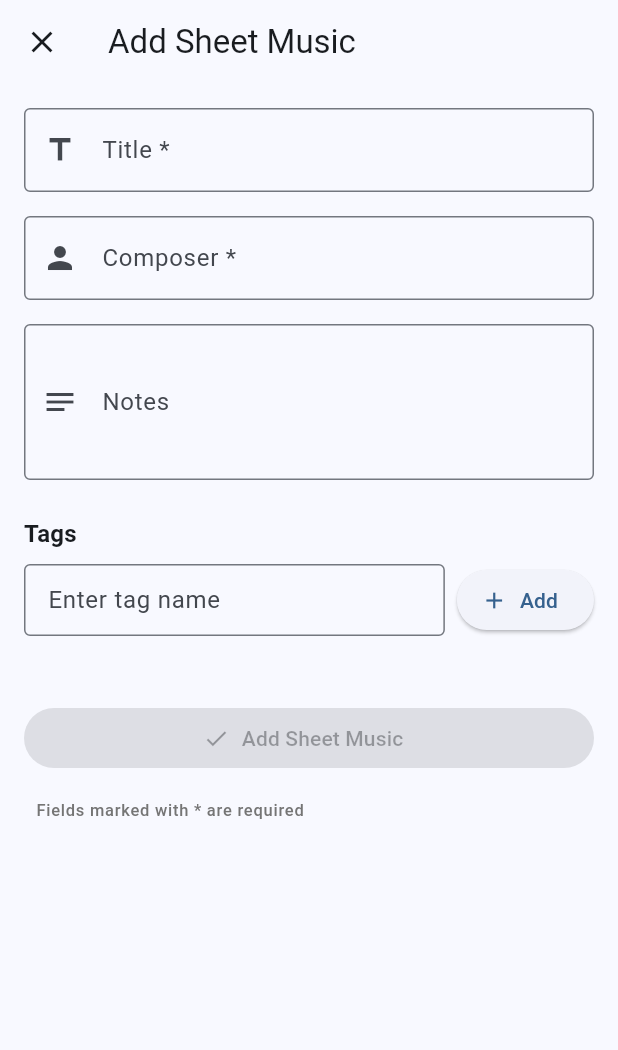
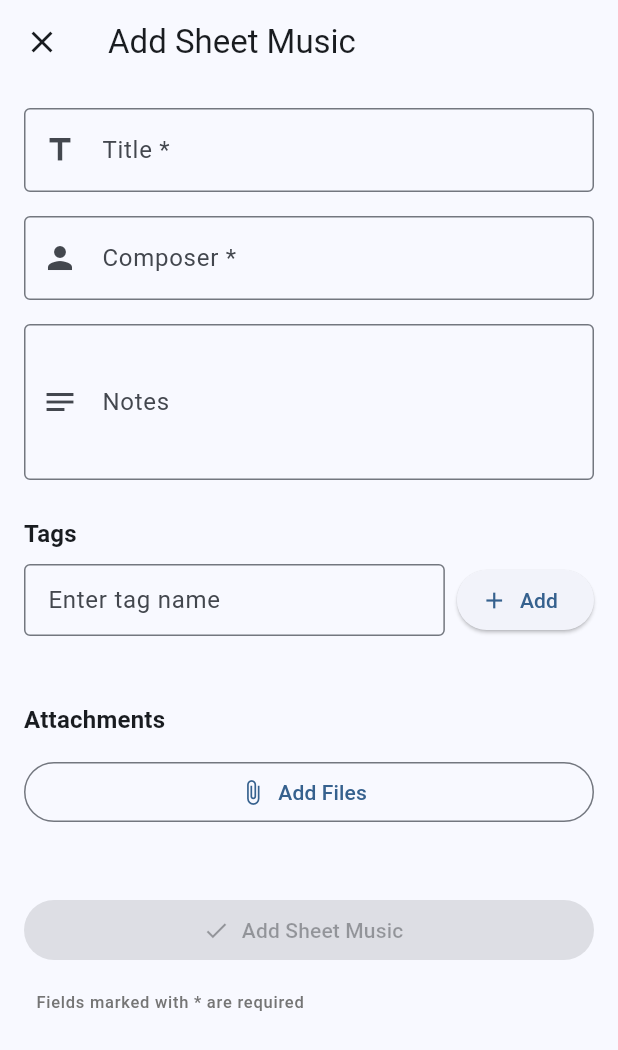
Before and after one commit to tomatitito/sheet-scanner, a Flutter app: the AddSheetPage widget shown alone on an empty page, opened directly, on a phone screen of 412 x 824 dp. Shown: the top 1050 px of the screen. Run offline on Flutter 3.47's test engine with Material 3 defaults, Android fonts, the phone set to English and light mode, and no system bars; our stand-ins replace camera, drift, equatable, file_picker, flutter_bloc, freezed_annotation and 3 more; missing offline and left inert: google_mlkit_text_recognition; accounts and stored records are empty; generated files the repository leaves out were written again.

Commit message:
Implement file picker UI in add sheet page
- Created FilePickerService interface and implementation for cross-platform file selection
- Added file attachment section to AddSheetPage with multi-file selection support
- Supports PDF, JPG, JPEG, PNG, and GIF file types
- Displays selected files with ability to remove individual items
- Integrated file picker service with proper error handling and user feedback

Closes: bd-101 (sheet-scanner-3je)

```diff
--- a/lib/features/sheet_music/presentation/pages/add_sheet_page.dart
+++ b/lib/features/sheet_music/presentation/pages/add_sheet_page.dart
@@ -1,6 +1,7 @@
 import 'package:flutter/material.dart';
 import 'package:flutter_bloc/flutter_bloc.dart';
 import 'package:sheet_scanner/core/di/injection.dart';
+import 'package:sheet_scanner/features/sheet_music/data/services/file_picker_service.dart';
 import 'package:sheet_scanner/features/sheet_music/presentation/cubit/add_sheet_cubit.dart';
 import 'package:sheet_scanner/features/sheet_music/presentation/cubit/add_sheet_state.dart';
 
@@ -24,6 +25,8 @@ class _AddSheetPageState extends State<AddSheetPage> {
   late final TextEditingController _composerController;
   late final TextEditingController _notesController;
   final List<String> _tags = [];
+  final List<String> _selectedFiles = [];
+  late final FilePickerService _filePickerService;
 
   @override
   void initState() {
@@ -31,6 +34,7 @@ class _AddSheetPageState extends State<AddSheetPage> {
     _titleController = TextEditingController();
     _composerController = TextEditingController();
     _notesController = TextEditingController();
+    _filePickerService = FilePickerServiceImpl();
   }
 
   @override
@@ -73,6 +77,8 @@ class _AddSheetPageState extends State<AddSheetPage> {
           composerController: _composerController,
           notesController: _notesController,
           tags: _tags,
+          selectedFiles: _selectedFiles,
+          filePickerService: _filePickerService,
           onClose: widget.onClose,
         ),
       ),
@@ -85,6 +91,8 @@ class _AddSheetForm extends StatefulWidget {
   final TextEditingController composerController;
   final TextEditingController notesController;
   final List<String> tags;
+  final List<String> selectedFiles;
+  final FilePickerService filePickerService;
   final VoidCallback? onClose;
 
   const _AddSheetForm({
@@ -92,6 +100,8 @@ class _AddSheetForm extends StatefulWidget {
     required this.composerController,
     required this.notesController,
     required this.tags,
+    required this.selectedFiles,
+    required this.filePickerService,
     this.onClose,
   });
 
@@ -127,6 +137,42 @@ class _AddSheetFormState extends State<_AddSheetForm> {
       widget.tags.remove(tag);
     });
     _validateForm();
+  }
+
+  Future<void> _pickFiles() async {
+    try {
+      final files = await widget.filePickerService.pickMultipleFiles(
+        allowedExtensions: ['pdf', 'jpg', 'jpeg', 'png', 'gif'],
+      );
+
+      if (files.isNotEmpty && mounted) {
+        setState(() {
+          widget.selectedFiles.addAll(files);
+        });
+
+        ScaffoldMessenger.of(context).showSnackBar(
+          SnackBar(
+            content: Text('${files.length} file(s) selected'),
+            duration: const Duration(seconds: 2),
+          ),
+        );
+      }
+    } catch (e) {
+      if (mounted) {
+        ScaffoldMessenger.of(context).showSnackBar(
+          SnackBar(
+            content: Text('Error selecting files: $e'),
+            backgroundColor: Colors.red,
+          ),
+        );
+      }
+    }
+  }
+
+  void _removeFile(String filePath) {
+    setState(() {
+      widget.selectedFiles.remove(filePath);
+    });
   }
 
   void _submitForm() {
@@ -264,6 +310,63 @@ class _AddSheetFormState extends State<_AddSheetForm> {
                     ),
                   const SizedBox(height: 32),
 
+                  // File picker section
+                  Text(
+                    'Attachments',
+                    style: Theme.of(context)
+                        .textTheme
+                        .titleMedium
+                        ?.copyWith(fontWeight: FontWeight.bold),
+                  ),
+                  const SizedBox(height: 12),
+                  SizedBox(
+                    width: double.infinity,
+                    child: OutlinedButton.icon(
+                      onPressed: isSubmitting ? null : _pickFiles,
+                      icon: const Icon(Icons.attach_file),
+                      label: const Text('Add Files'),
+                    ),
+                  ),
+                  const SizedBox(height: 12),
+                  if (widget.selectedFiles.isNotEmpty)
+                    Column(
+                      crossAxisAlignment: CrossAxisAlignment.start,
+                      children: [
+                        Text(
+                          'Selected Files (${widget.selectedFiles.length})',
+                          style:
+                              Theme.of(context).textTheme.labelMedium?.copyWith(
+                                    color: Colors.grey[600],
+                                  ),
+                        ),
+                        const SizedBox(height: 8),
+                        ListView.builder(
+                          shrinkWrap: true,
+                          physics: const NeverScrollableScrollPhysics(),
+                          itemCount: widget.selectedFiles.length,
+                          itemBuilder: (context, index) {
+                            final filePath = widget.selectedFiles[index];
+                            final fileName = filePath.split('/').last;
+                            return ListTile(
+                              contentPadding: EdgeInsets.zero,
+                              leading: const Icon(Icons.insert_drive_file),
+                              title: Text(
+                                fileName,
+                                overflow: TextOverflow.ellipsis,
+                              ),
+                              trailing: isSubmitting
+                                  ? null
+                                  : IconButton(
+                                      icon: const Icon(Icons.close),
+                                      onPressed: () => _removeFile(filePath),
+                                    ),
+                            );
+                          },
+                        ),
+                      ],
+                    ),
+                  const SizedBox(height: 32),
+
                   // Submit button
                   SizedBox(
                     width: double.infinity,
```
Also changed, not shown: lib/features/sheet_music/data/services/file_picker_service.dart (added, +81 -0 lines), 1 other file.
